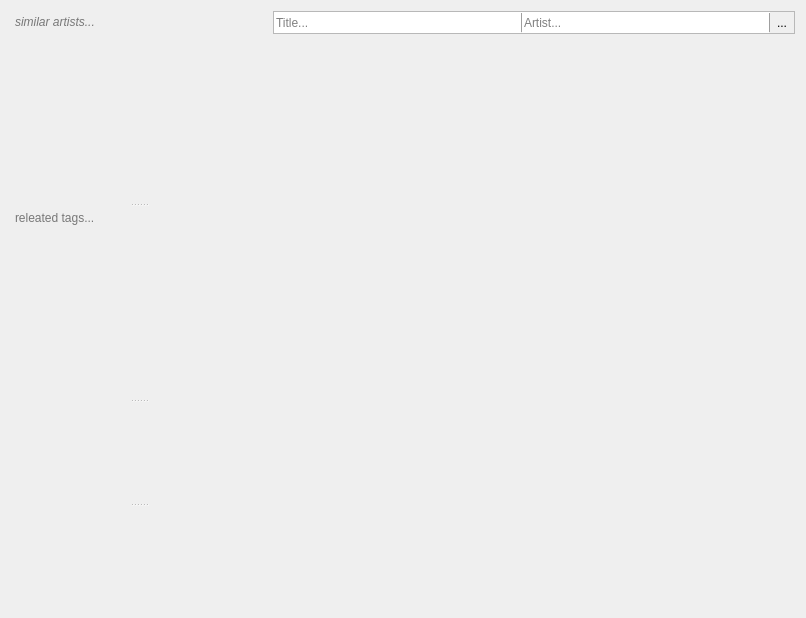
First picture: the form in src/views/infoview.ui, repository milohr/babe-qt, before the edit.
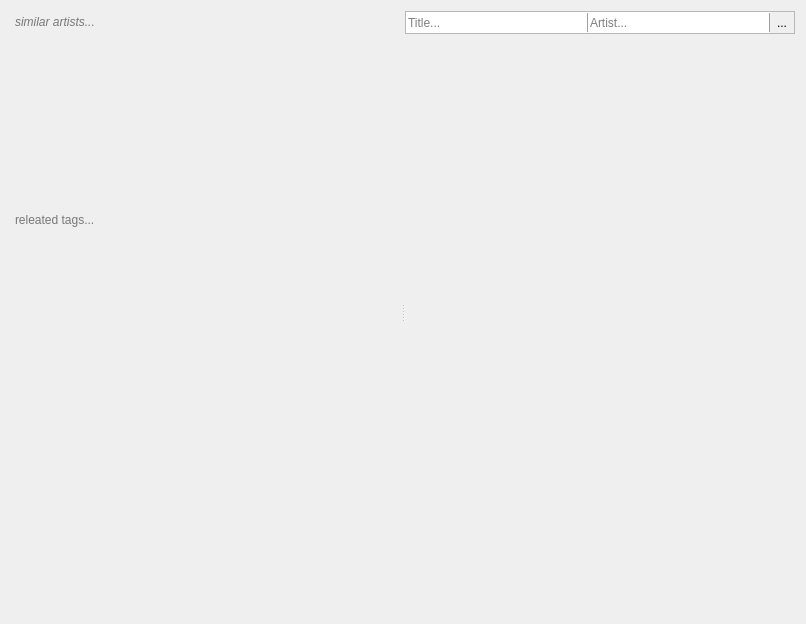
Second picture: the form after the edit. Icons and pictures are not drawn.

What changed in the file:
```diff
--- a/src/views/infoview.ui
+++ b/src/views/infoview.ui
@@ -7,7 +7,7 @@
     <x>0</x>
     <y>0</y>
     <width>806</width>
-    <height>586</height>
+    <height>599</height>
    </rect>
   </property>
   <property name="sizePolicy">
@@ -19,15 +19,15 @@
   <property name="windowTitle">
    <string>Form</string>
   </property>
-  <layout class="QHBoxLayout" name="horizontalLayout">
-   <item>
+  <layout class="QGridLayout" name="gridLayout_2">
+   <item row="0" column="0">
     <widget class="QSplitter" name="splitter">
      <property name="orientation">
-      <enum>Qt::Vertical</enum>
+      <enum>Qt::Horizontal</enum>
      </property>
-     <property name="childrenCollapsible">
-      <bool>false</bool>
-     </property>
+     <widget class="QWidget" name="">
+      <layout class="QVBoxLayout" name="verticalLayout">
+       <item>
      <widget class="QTextBrowser" name="similarArtistInfo">
       <property name="sizePolicy">
        <sizepolicy hsizetype="Expanding" vsizetype="Minimum">
@@ -57,6 +57,8 @@
        <string>similar artists... </string>
       </property>
      </widget>
+       </item>
+       <item>
      <widget class="QTextBrowser" name="tagsInfo">
       <property name="sizePolicy">
        <sizepolicy hsizetype="Expanding" vsizetype="Minimum">
@@ -77,6 +79,8 @@
        <string>releated tags...</string>
       </property>
      </widget>
+       </item>
+       <item>
      <widget class="QTextBrowser" name="artistText">
       <property name="minimumSize">
        <size>
@@ -94,6 +98,8 @@
        <enum>QFrame::NoFrame</enum>
       </property>
      </widget>
+       </item>
+       <item>
      <widget class="QTextBrowser" name="albumText">
       <property name="sizePolicy">
        <sizepolicy hsizetype="Expanding" vsizetype="Minimum">
@@ -117,9 +123,10 @@
        <enum>QFrame::NoFrame</enum>
       </property>
      </widget>
-    </widget>
-   </item>
-   <item>
+       </item>
+      </layout>
+     </widget>
+     <widget class="QWidget" name="">
     <layout class="QVBoxLayout" name="lyricsLayout">
      <property name="spacing">
       <number>0</number>
@@ -258,6 +265,8 @@
       </widget>
      </item>
     </layout>
+     </widget>
+    </widget>
    </item>
   </layout>
  </widget>
```
Lines whose indentation alone changed are shown as unchanged.
